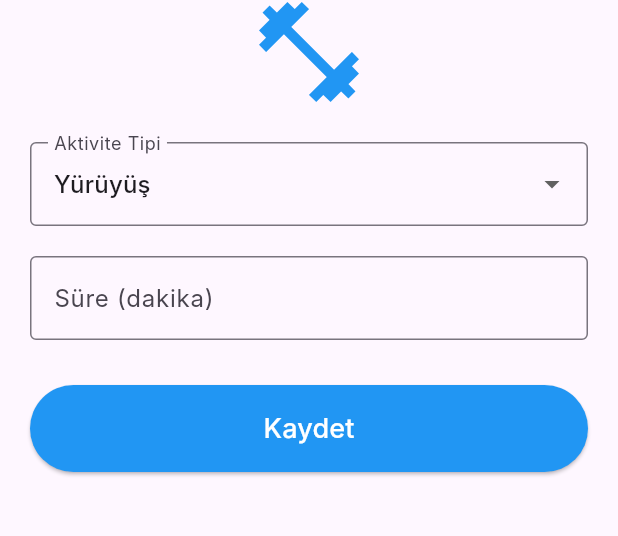
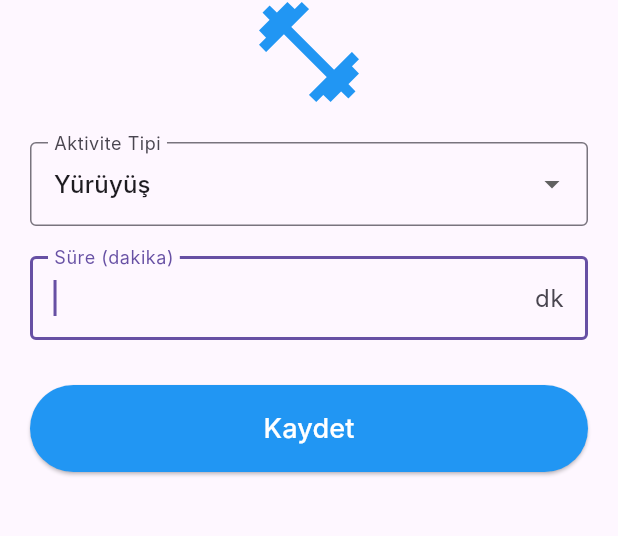
Before and after one commit to tarikmenguc/mobile, a Flutter app: the ActivityAddView screen opened by its route, after a tap on "Kaydet", on a phone screen of 412 x 824 dp, the part 122-658 px from its top. Run offline on Flutter 3.47's test engine with Material 3 defaults, Android fonts, the phone set to English and light mode, and no system bars; our stand-ins replace dio, file_picker, fl_chart, get, get_storage, image_picker and 1 more; accounts and stored records are empty; Roboto replaces fonts that are missing (Inter).

Commit message:
Tum sistem: AI yemek analizi, MET tabanli aktivite takibi ve UI onarimlari tamamlandi

```diff
--- a/mobile/lib/app/modules/activity/controllers/activity_controller.dart
+++ b/mobile/lib/app/modules/activity/controllers/activity_controller.dart
@@ -3,6 +3,8 @@ import 'package:get/get.dart';
 import 'package:get_storage/get_storage.dart';
 import 'package:dio/dio.dart' as dio_pkg;
 import 'package:intl/intl.dart';
+import '../../home/controllers/home_controller.dart';
+import '../../diary/controllers/diary_controller.dart';
 
 class ActivityController extends GetxController {
   final dio = dio_pkg.Dio(dio_pkg.BaseOptions(
@@ -17,12 +19,16 @@ class ActivityController extends GetxController {
   final durationController = TextEditingController();
 
   final activityTypes = [
-    'Yürüyüş',
     'Koşu',
+    'Yüzme',
     'Bisiklet',
-    'Yüzme',
     'Fitness',
-    'Yoga'
+    'Futbol',
+    'Basketbol',
+    'Tenis',
+    'Voleybol',
+    'Dans',
+    'Yürüyüş'
   ];
 
   Future<void> saveActivity() async {
@@ -38,31 +44,53 @@ class ActivityController extends GetxController {
       final date = DateFormat('yyyy-MM-dd').format(DateTime.now());
       final duration = int.parse(durationController.text);
 
-      // Backend Endpoint check: /activity/add
-      // Assumption: Backend logic handles calorie calculation or we send raw.
-      // If backend needs calories, we might need to calc locally.
-      // Prompt says: "Kaydet butonuna basınca ActivityController üzerinden /api/activity/add endpointine isteği at"
-      // Let's send type and duration.
-
       final activityData = {
         'userId': userId,
         'date': date,
-        'activity': {'type': selectedActivityType.value, 'duration': duration}
+        'activity': {
+          'isim': selectedActivityType.value
+              .toLowerCase(), // Backend ile uyum için küçük harf
+          'sure_dk': duration
+        }
       };
+
+      print('SEÇİLEN AKTİVİTE: ${selectedActivityType.value}');
+      print('GÖNDERİLEN VERİ (Lowercase): $activityData');
 
       final response = await dio.post('/activity/add', data: activityData);
 
       if (response.statusCode == 200) {
-        Get.back(); // Close sheet or navigate back?
-        // If opened via Sheet -> Get.back()
-        // If opened via Page -> Get.back()
-        Get.snackbar("Başarılı", "Aktivite eklendi! 💪");
-        // Trigger Home Refresh?
-        // Get.find<HomeController>().fetchTodayLog(); // If Home is alive
+        // 1. Önce sayfayı kapat
+        Get.back();
+
+        // 2. Sayfanın kapanmasını bekle (User Request)
+        await Future.delayed(const Duration(milliseconds: 300));
+
+        // 3. Bildirimi göster
+        // 3. Bildirimi göster (ScaffoldMessenger - Native)
+        ScaffoldMessenger.of(Get.context!).showSnackBar(
+          const SnackBar(
+            content: Text("Harika İş! 🔥 Aktivite başarıyla eklendi."),
+            backgroundColor: Colors.green,
+            behavior: SnackBarBehavior.floating,
+            duration: Duration(seconds: 3),
+          ),
+        );
+
+        // Dashboard'u yenile
+        if (Get.isRegistered<HomeController>()) {
+          Get.find<HomeController>().fetchTodayLog();
+        }
+
+        // Günlük Geçmişi yenile
+        if (Get.isRegistered<DiaryController>()) {
+          Get.find<DiaryController>().fetchDailyLog();
+        }
       }
     } catch (e) {
       print("ACTIVITY ADD ERROR: $e");
-      Get.snackbar("Hata", "Aktivite eklenemedi.");
+      Get.snackbar("Hata", "Aktivite eklenemedi: $e",
+          backgroundColor: Colors.red, colorText: Colors.white);
     } finally {
       isLoading.value = false;
     }
--- a/mobile/lib/app/modules/activity/views/activity_add_view.dart
+++ b/mobile/lib/app/modules/activity/views/activity_add_view.dart
@@ -1,4 +1,5 @@
 import 'package:flutter/material.dart';
+import 'package:flutter/services.dart';
 import 'package:get/get.dart';
 import '../controllers/activity_controller.dart';
 
@@ -28,8 +29,9 @@ class ActivityAddView extends GetView<ActivityController> {
                     return DropdownMenuItem(value: type, child: Text(type));
                   }).toList(),
                   onChanged: (val) {
-                    if (val != null)
+                    if (val != null) {
                       controller.selectedActivityType.value = val;
+                    }
                   },
                 )),
 
@@ -39,6 +41,8 @@ class ActivityAddView extends GetView<ActivityController> {
             TextField(
               controller: controller.durationController,
               keyboardType: TextInputType.number,
+              autofocus: true,
+              inputFormatters: [FilteringTextInputFormatter.digitsOnly],
               decoration: const InputDecoration(
                   labelText: "Süre (dakika)",
                   border: OutlineInputBorder(),
--- a/mobile/lib/app/modules/diary/views/diary_view.dart
+++ b/mobile/lib/app/modules/diary/views/diary_view.dart
@@ -99,9 +99,9 @@ class DiaryView extends GetView<DiaryController> {
                                 child: ListTile(
                                   leading: const Icon(Icons.fitness_center,
                                       color: Colors.blue),
-                                  title: Text(item['type'] ?? 'Bilinmiyor'),
+                                  title: Text(item.isim),
                                   subtitle: Text(
-                                      "${item['duration']} dakika"), // Backend might not have calories yet
+                                      "${item.sureDk} dakika • ${item.yakilanKalori} kcal"),
                                 ),
                               );
                             },
```
Also changed, not shown: mobile/lib/app/modules/diary/controllers/diary_controller.dart (+9 -3 lines), mobile/lib/app/modules/home/views/home_view.dart (+29 -12 lines), mobile/lib/app/modules/root/views/root_view.dart (+5 -4 lines), mobile/lib/data/models/daily_log_model.dart (+23 -3 lines), 3 other files.
